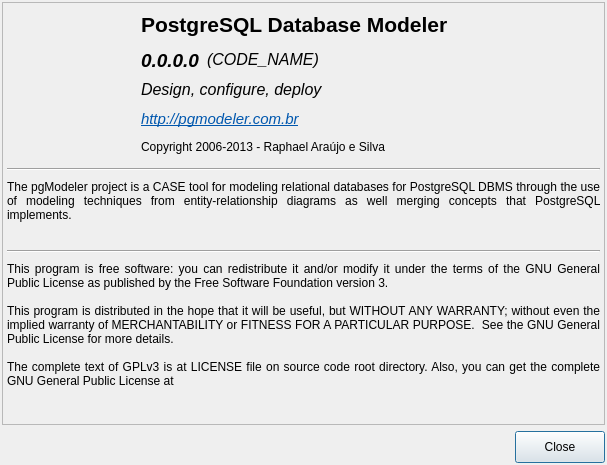
First picture: the form in libpgmodeler_ui/ui/aboutform.ui, repository pgmodeler/pgmodeler, before the edit.
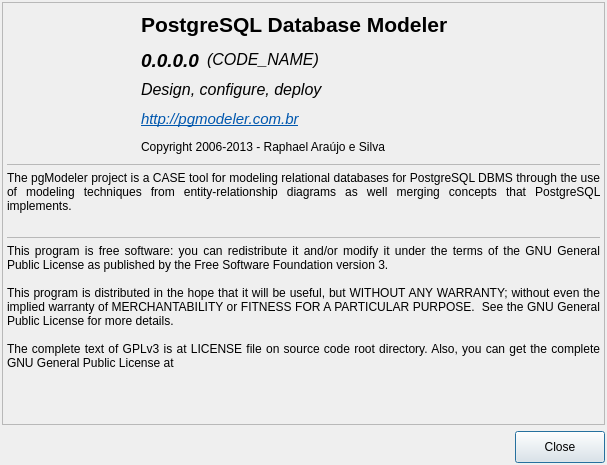
Second picture: the form after the edit. Icons and pictures are not drawn.

Patch:
```diff
--- a/libpgmodeler_ui/ui/aboutform.ui
+++ b/libpgmodeler_ui/ui/aboutform.ui
@@ -374,17 +374,17 @@
         <property name="minimumSize">
          <size>
           <width>0</width>
-          <height>10</height>
+          <height>1</height>
          </size>
         </property>
         <property name="maximumSize">
          <size>
           <width>16777215</width>
-          <height>10</height>
+          <height>1</height>
          </size>
         </property>
         <property name="frameShape">
-         <enum>QFrame::HLine</enum>
+         <enum>QFrame::StyledPanel</enum>
         </property>
         <property name="frameShadow">
          <enum>QFrame::Sunken</enum>
@@ -446,20 +446,20 @@
         <property name="minimumSize">
          <size>
           <width>0</width>
-          <height>10</height>
+          <height>1</height>
          </size>
         </property>
         <property name="maximumSize">
          <size>
           <width>16777215</width>
-          <height>10</height>
+          <height>1</height>
          </size>
         </property>
         <property name="frameShape">
-         <enum>QFrame::HLine</enum>
+         <enum>QFrame::StyledPanel</enum>
         </property>
         <property name="frameShadow">
-         <enum>QFrame::Sunken</enum>
+         <enum>QFrame::Plain</enum>
         </property>
        </widget>
       </item>
```
